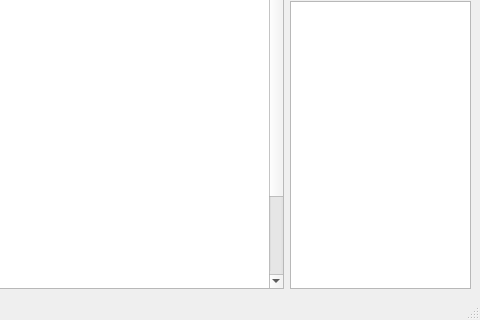
Qt form _taskManager/mainwindow.ui (ZeliangSu/SegmentPy) before a commit; both pictures show x 698 to 1178 and y 404 to 724 of the 1178 by 724 pixel window.
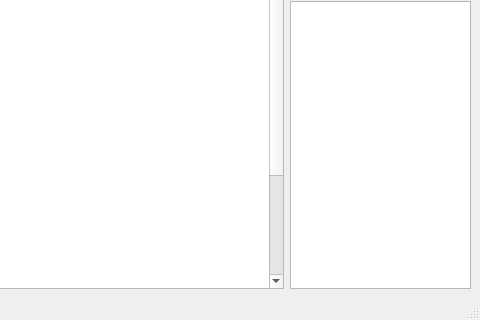
The same form after that commit. Icons and pictures are not drawn.

```diff
--- a/_taskManager/mainwindow.ui
+++ b/_taskManager/mainwindow.ui
@@ -263,7 +263,7 @@
            <bool>false</bool>
           </property>
           <property name="rowCount">
-           <number>23</number>
+           <number>24</number>
           </property>
           <property name="columnCount">
            <number>2</number>
@@ -274,6 +274,10 @@
           <attribute name="horizontalHeaderDefaultSectionSize">
            <number>100</number>
           </attribute>
+          <attribute name="horizontalHeaderMinimumSectionSize">
+           <number>18</number>
+          </attribute>
+          <row/>
           <row/>
           <row/>
           <row/>
@@ -424,10 +428,15 @@
           </item>
           <item row="21" column="0">
            <property name="text">
-            <string>ckpt path</string>
+            <string>tst repo path</string>
            </property>
           </item>
           <item row="22" column="0">
+           <property name="text">
+            <string>ckpt path</string>
+           </property>
+          </item>
+          <item row="23" column="0">
            <property name="text">
             <string>nodes</string>
            </property>
```
Left out of the diff: 3 changed lines with no effect on the pictures.
